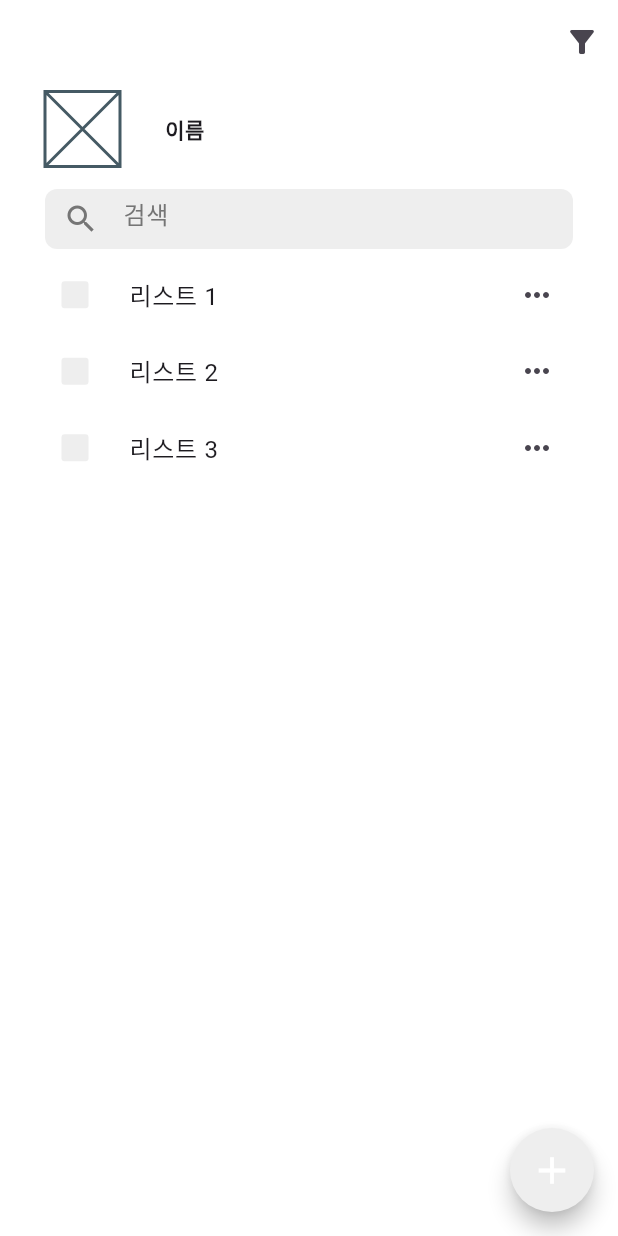
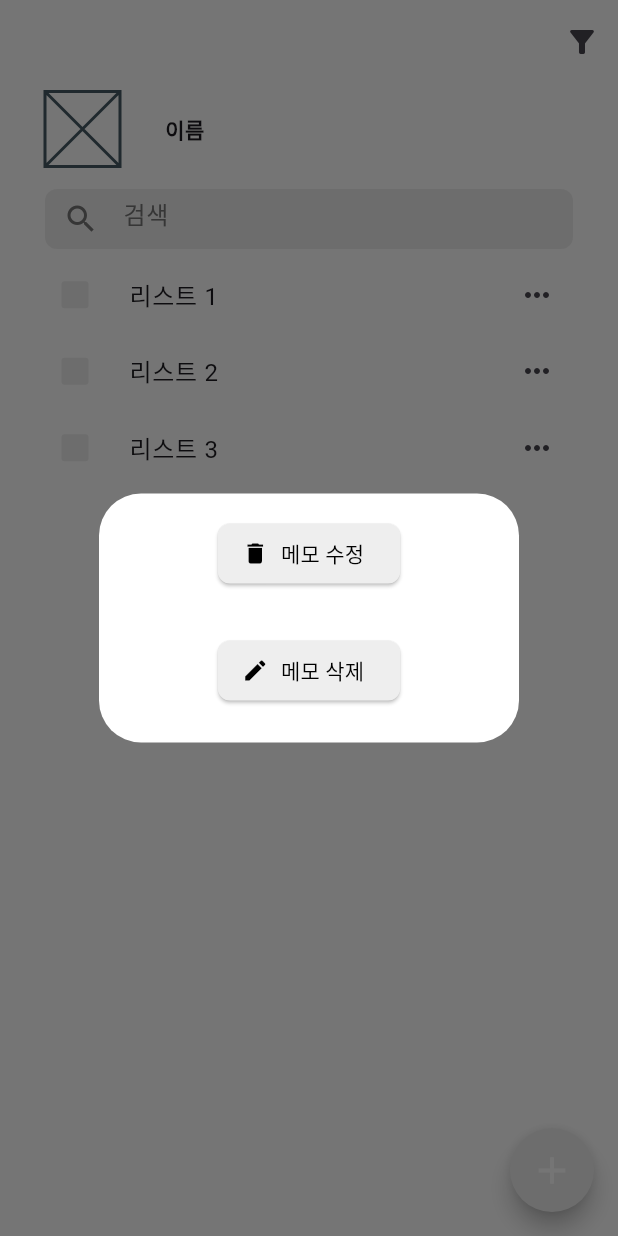
Before and after one commit to 6UNHEE/todo_project, a Flutter app: the screen it shows after launch, after a tap on the "keyboard control" icon, on a phone screen of 412 x 824 dp. Run offline on Flutter 3.47's test engine with Material 3 defaults, Android fonts, the phone set to English and light mode, and no system bars.

Commit message:
메모 삭제/수정 Dialog 추가

```diff
--- a/lib/common/widgets/custom_dialog.dart
+++ b/lib/common/widgets/custom_dialog.dart
@@ -2,18 +2,21 @@ import 'package:flutter/material.dart';
 
 class CustomDialog extends StatelessWidget {
   final Widget? title;
+  final Widget? content;
   final List<Widget>? actions;
 
   /// 커스텀 AlertDialog
-  const CustomDialog({super.key, this.title, this.actions});
+  const CustomDialog({super.key, this.title, this.content, this.actions});
 
   @override
   Widget build(BuildContext context) {
     return AlertDialog(
       title: title,
       titleTextStyle: TextStyle(fontWeight: FontWeight.bold, fontSize: 15.0),
+      content: content,
       actions: actions,
       backgroundColor: Colors.white,
+      actionsAlignment: MainAxisAlignment.center,
     );
   }
 }
--- a/lib/screens/todo/widgets/todo_list.dart
+++ b/lib/screens/todo/widgets/todo_list.dart
@@ -1,4 +1,5 @@
 import 'package:flutter/material.dart';
+import 'package:todo_project/common/widgets/custom_dialog.dart';
 import 'package:todo_project/theme/app_size.dart';
 
 class TodoList extends StatefulWidget {
@@ -28,14 +29,43 @@ class _TodoListState extends State<TodoList> {
           },
           title: Text('리스트 ${index + 1}'),
           controlAffinity: ListTileControlAffinity.leading,
-          secondary: IconButton(onPressed: () {}, icon: Icon(Icons.more_horiz)),
+          secondary: IconButton(
+            onPressed: () {
+              showDialog(
+                context: context,
+                builder: (context) => CustomDialog(
+                  content: Column(
+                    spacing: AppSize.appPaddingM,
+                    mainAxisSize: MainAxisSize.min,
+                    children: [
+                      ElevatedButton.icon(
+                        onPressed: () {},
+                        label: Text('메모 수정'),
+                        icon: Icon(Icons.delete),
+                      ),
+                      ElevatedButton.icon(
+                        onPressed: () {
+                          list.removeAt(index);
+                          setState(() {});
+                          Navigator.pop(context);
+                        },
+                        label: Text('메모 삭제'),
+                        icon: Icon(Icons.edit),
+                      ),
+                    ],
+                  ),
+                ),
+              );
+            },
+            icon: Icon(Icons.more_horiz),
+          ),
           contentPadding: EdgeInsets.zero,
           visualDensity: VisualDensity(vertical: -4.0),
         );
       },
       separatorBuilder: (context, index) =>
           SizedBox(height: AppSize.appPaddingS),
-      itemCount: 3,
+      itemCount: list.length,
     );
   }
 }
```
